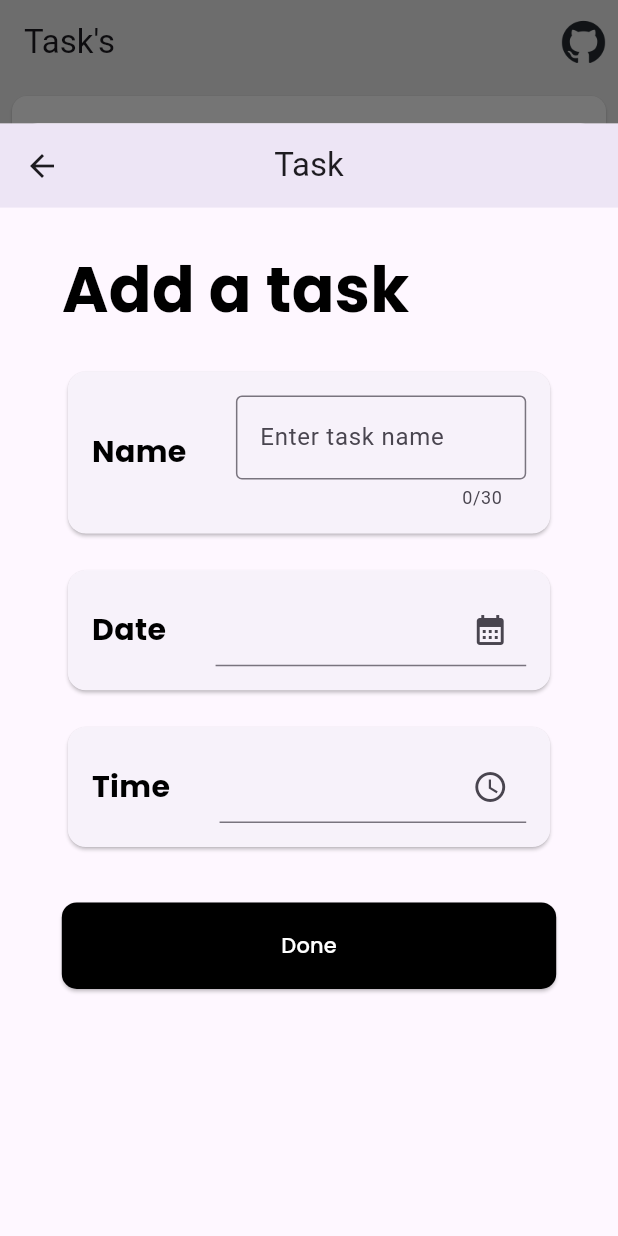
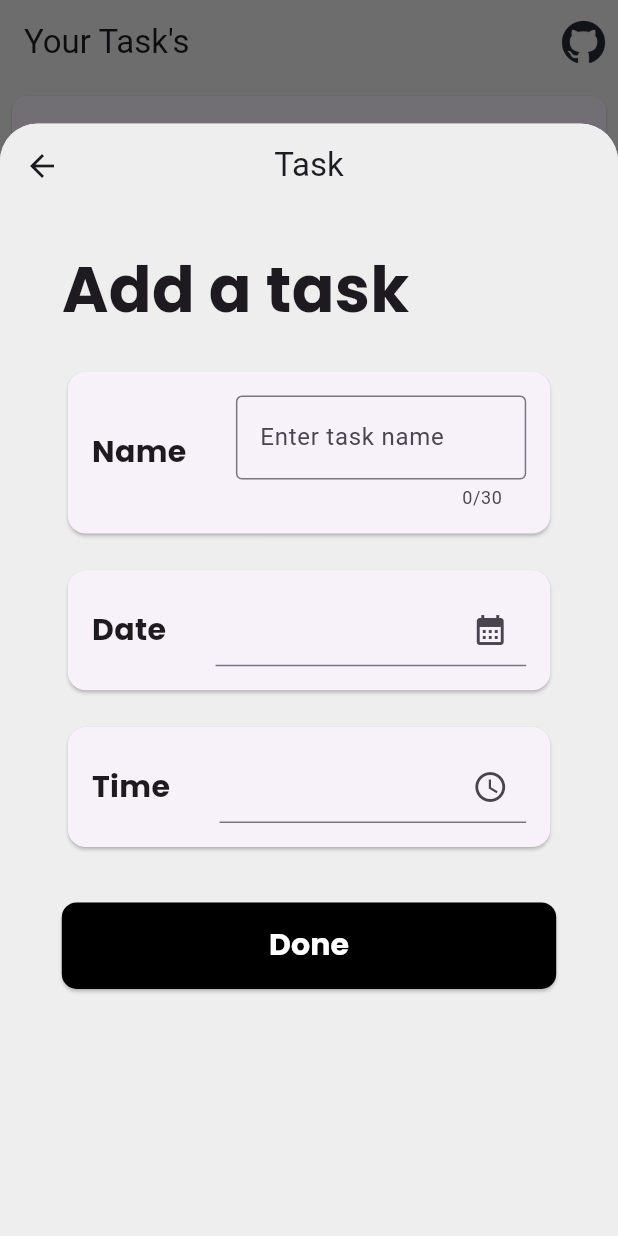
Before and after one commit to ChinmayMangela/todo, a Flutter app: the screen it shows after launch, after a tap on the "add" icon, on a phone screen of 412 x 824 dp. Run offline on Flutter 3.47's test engine with Material 3 defaults, Android fonts, the phone set to English and light mode, and no system bars; drawn by our look-alikes of flutter_slidable; our stand-ins replace google_fonts.

Commit message:
Implemented dynamic dark/light theme based on system settings and also added opening and closing animation to ModalBottomSheet

```diff
--- a/lib/main.dart
+++ b/lib/main.dart
@@ -2,6 +2,7 @@ import 'package:flutter/material.dart';
 import 'package:provider/provider.dart';
 import 'package:todo/presentation/providers/task_provider.dart';
 import 'package:todo/presentation/screens/home_screen.dart';
+import 'package:todo/presentation/theme/app_theme.dart';
 
 void main() {
   runApp(
@@ -19,9 +20,11 @@ class MyApp extends StatelessWidget {
 
   @override
   Widget build(BuildContext context) {
-    return const MaterialApp(
+    return MaterialApp(
+      theme: AppTheme.lightTheme,
+      darkTheme: AppTheme.darkTheme,
       debugShowCheckedModeBanner: false,
-      home: HomeScreen(),
+      home: const HomeScreen(),
     );
   }
 }
--- a/lib/presentation/screens/home_screen.dart
+++ b/lib/presentation/screens/home_screen.dart
@@ -17,15 +17,15 @@ class HomeScreen extends StatefulWidget {
 class _HomeScreenState extends State<HomeScreen> {
   @override
   Widget build(BuildContext context) {
+    final isDarkMode = Theme.of(context).brightness == Brightness.dark;
     return Scaffold(
-      backgroundColor: Colors.grey.shade200,
       appBar: const MyAppBar(),
-      body: _buildBody(),
+      body: _buildBody(isDarkMode),
       floatingActionButton: _buildFloatingActionButton(),
     );
   }
 
-  Widget _buildBody() {
+  Widget _buildBody(bool isDarkMode) {
     final taskListProvider = Provider.of<TaskProvider>(context);
     return ListView.builder(
       itemCount: taskListProvider.tasks.length,
@@ -40,8 +40,8 @@ class _HomeScreenState extends State<HomeScreen> {
                     taskListProvider.removeTask(currentTask);
                     HelperFunctions.showSnackBar(context, '${currentTask.name} task removed');
                   },
-                  backgroundColor: Colors.black,
-                  foregroundColor: Colors.white,
+                  backgroundColor: isDarkMode ? Colors.red.shade900 : Colors.red.shade700,
+                  foregroundColor: isDarkMode ? Colors.black : Colors.white,
                   icon: Icons.delete,
                 )
               ],
@@ -56,8 +56,6 @@ class _HomeScreenState extends State<HomeScreen> {
   Widget _buildFloatingActionButton() {
     return FloatingActionButton(
       onPressed: _openModalBottomSheet,
-      backgroundColor: Colors.black,
-      foregroundColor: Colors.white,
       shape: RoundedRectangleBorder(
         borderRadius: BorderRadius.circular(50),
       ),
@@ -67,6 +65,11 @@ class _HomeScreenState extends State<HomeScreen> {
 
   Future<void> _openModalBottomSheet() async {
     showModalBottomSheet(
+      sheetAnimationStyle: AnimationStyle(
+        curve: Curves.fastOutSlowIn,
+        duration: const Duration(seconds: 1),
+      ),
+      clipBehavior: Clip.antiAlias,
       isScrollControlled: true,
       context: context,
       shape: const RoundedRectangleBorder(
--- /dev/null
+++ b/lib/presentation/theme/app_theme.dart
@@ -0,0 +1,43 @@
+import 'package:flutter/material.dart';
+
+class AppTheme {
+
+  static _getCheckBoxThemeData(bool isDarkMode) {
+    return CheckboxThemeData(
+      checkColor: WidgetStateProperty.all(
+        isDarkMode ? Colors.black : Colors.white,
+      ),
+    );
+  }
+
+  static _getFloatingActionThemeData(bool isDarkMode) {
+    return FloatingActionButtonThemeData(
+      backgroundColor: isDarkMode ? Colors.white : Colors.black,
+      foregroundColor: isDarkMode ? Colors.black : Colors.white,
+    );
+  }
+
+  static _getAppBarTheme() {
+    return const AppBarTheme(
+      color: Colors.transparent,
+    );
+  }
+
+  static final lightTheme = ThemeData(
+    brightness: Brightness.light,
+    scaffoldBackgroundColor: Colors.grey.shade200,
+    cardColor: Colors.white,
+    appBarTheme: _getAppBarTheme(),
+    checkboxTheme: _getCheckBoxThemeData(false),
+    floatingActionButtonTheme: _getFloatingActionThemeData(false),
+  );
+
+  static final darkTheme = ThemeData(
+    brightness: Brightness.dark,
+    scaffoldBackgroundColor: Colors.black,
+    cardColor: Colors.grey.shade700,
+    appBarTheme: _getAppBarTheme(),
+    checkboxTheme: _getCheckBoxThemeData(true),
+    floatingActionButtonTheme: _getFloatingActionThemeData(true),
+  );
+}
--- a/lib/presentation/widgets/app_bar.dart
+++ b/lib/presentation/widgets/app_bar.dart
@@ -6,8 +6,7 @@ class MyAppBar extends StatelessWidget implements PreferredSizeWidget{
   @override
   Widget build(BuildContext context) {
     return AppBar(
-      backgroundColor: Colors.transparent,
-      title: const Text('Task\'s'),
+      title: const Text('Your Task\'s'),
       actions: [
         Padding(
           padding: const EdgeInsets.all(8.0),
--- a/lib/presentation/widgets/bottom_sheet_content.dart
+++ b/lib/presentation/widgets/bottom_sheet_content.dart
@@ -51,11 +51,8 @@ class _BottomSheetContentState extends State<BottomSheetContent> {
   }
 
   bool _isValidInput() {
-    return [
-      _nameController.text,
-      _dateController.text,
-      _timeController.text
-    ].every((field) => field.isNotEmpty);
+    return [_nameController.text, _dateController.text, _timeController.text]
+        .every((field) => field.isNotEmpty);
   }
 
   void _addNewTask() {
@@ -63,7 +60,8 @@ class _BottomSheetContentState extends State<BottomSheetContent> {
     if (_isValidInput()) {
       final newTask = Task(
         name: _nameController.text,
-        dueDate: _dateFormat.parse(_dateController.text), // Parse using DateFormat
+        dueDate: _dateFormat.parse(_dateController.text),
+        // Parse using DateFormat
         dueTime: TimeOfDay.fromDateTime(
             DateFormat('HH:mm').parse(_timeController.text)),
       );
@@ -97,7 +95,6 @@ class _BottomSheetContentState extends State<BottomSheetContent> {
 
   AppBar _buildAppBar() {
     return AppBar(
-      elevation: 6,
       title: const Text('Task'),
       centerTitle: true,
     );
@@ -105,6 +102,7 @@ class _BottomSheetContentState extends State<BottomSheetContent> {
 
   Widget _buildBody(
       BuildContext context, double screenWidth, double screenHeight) {
+    final isDarkMode = Theme.of(context).brightness == Brightness.dark;
     return SingleChildScrollView(
         // Wrap in SingleChildScrollView to prevent overflow
         child: Container(
@@ -122,7 +120,7 @@ class _BottomSheetContentState extends State<BottomSheetContent> {
           SizedBox(height: screenHeight * 0.04),
           _buildInputCard(_timeComponent(screenWidth)),
           SizedBox(height: screenHeight * 0.08),
-          _doneButton(),
+          _doneButton(isDarkMode),
         ],
       ),
     ));
@@ -175,21 +173,24 @@ class _BottomSheetContentState extends State<BottomSheetContent> {
     );
   }
 
-  Widget _doneButton() {
+  Widget _doneButton(bool isDarkMode) {
     return SizedBox(
       width: double.infinity,
       height: HelperFunctions.getScreenHeight(context) * 0.07,
       child: ElevatedButton(
         onPressed: _addNewTask,
         style: ElevatedButton.styleFrom(
-          backgroundColor: Colors.black,
+          backgroundColor: isDarkMode ? Colors.white : Colors.black,
           shape: RoundedRectangleBorder(
             borderRadius: BorderRadius.circular(10),
           ),
         ),
-        child: Text('Done', style: GoogleFonts.poppins(
-          color: Colors.white,
-        )),
+        child: TextWidget(
+          text: 'Done',
+          textSize: 20,
+          isBoldFont: true,
+          textColor: isDarkMode ? Colors.black : Colors.white,
+        ),
       ),
     );
   }
--- a/lib/presentation/widgets/name_text_field.dart
+++ b/lib/presentation/widgets/name_text_field.dart
@@ -10,17 +10,22 @@ class NameTextField extends StatelessWidget {
 
   @override
   Widget build(BuildContext context) {
+    final isDarkMode = Theme.of(context).brightness == Brightness.dark;
     return Expanded(
       child: TextField(
-        maxLength: 30,
-        controller: controller,
-        decoration: const InputDecoration(
+          maxLength: 30,
+          controller: controller,
+          decoration: InputDecoration(
+            focusedBorder: OutlineInputBorder(
+              borderSide: BorderSide(
+                color: isDarkMode ? Colors.white : Colors.black,
+              )
+            ),
+            hintText: 'Enter task name',
 
-          hintText: 'Enter task name',
-          border: OutlineInputBorder(),
-        )
-      ),
+            border: const OutlineInputBorder(
+            ),
+          )),
     );
   }
-
 }
--- a/lib/presentation/widgets/task_tile.dart
+++ b/lib/presentation/widgets/task_tile.dart
@@ -19,22 +19,21 @@ class TaskTile extends StatefulWidget {
 class _TaskTileState extends State<TaskTile> {
   @override
   Widget build(BuildContext context) {
+    final isDarkMode = Theme.of(context).brightness == Brightness.dark;
     return Card(
-      color: Colors.white,
       shape: RoundedRectangleBorder(
         borderRadius: BorderRadius.circular(10)
       ),
       margin: const EdgeInsets.symmetric(vertical: 8, horizontal: 8),
       child: SizedBox(
         width: double.infinity,
-        height: HelperFunctions.getScreenHeight(context) * 0.08,
+        height: HelperFunctions.getScreenHeight(context) * 0.094,
         child: ListTile(
           leading: Checkbox(
-            checkColor: Colors.white,
             shape: RoundedRectangleBorder(
               borderRadius: BorderRadius.circular(4)
             ),
-            activeColor: Colors.black,
+            activeColor: isDarkMode ? Colors.white : Colors.black,
             onChanged: (value) {
               setState(() {
                 widget.task.isCompleted = value!;
--- a/lib/presentation/widgets/text.dart
+++ b/lib/presentation/widgets/text.dart
@@ -6,14 +6,14 @@ class TextWidget extends StatelessWidget {
     super.key,
     required this.text,
     required this.textSize,
-    this.textColor = Colors.black,
+    this.textColor,
     required this.isBoldFont,
     this.isTaskCompleted = false,
   });
 
   final String text;
   final double textSize;
-  final Color textColor;
+  final Color? textColor;
   final bool isBoldFont;
   final bool isTaskCompleted;
   @override
```
